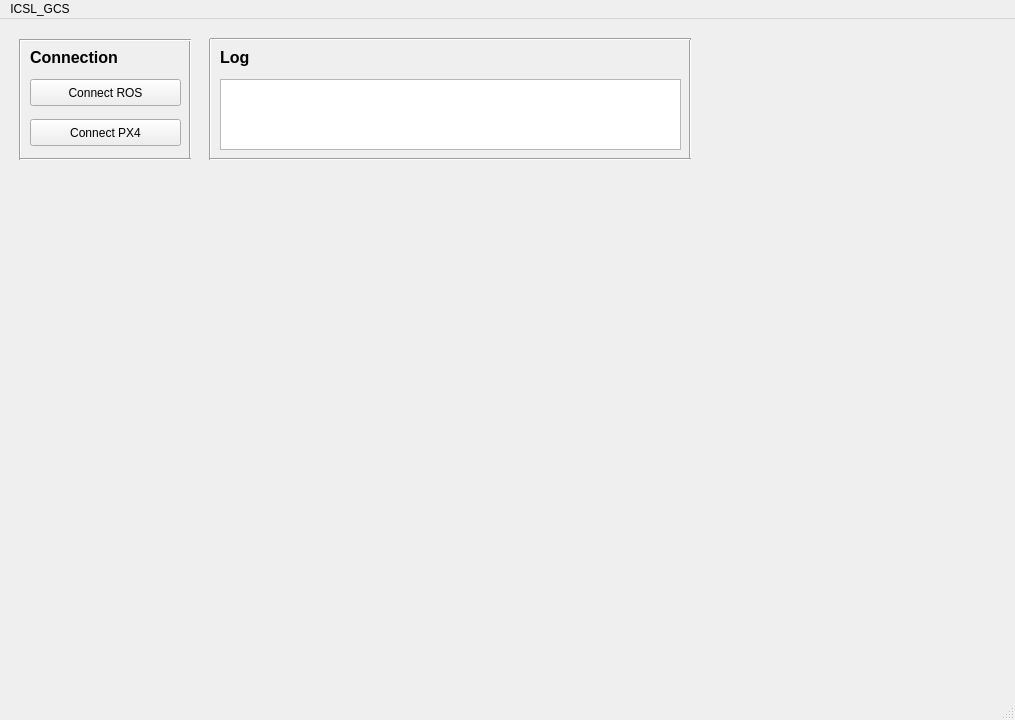
This is ui/icsl_gcs.ui in Clark-Youngdong-Son/PX4_gcs as Qt 5 draws it before an edit. The edited form follows.
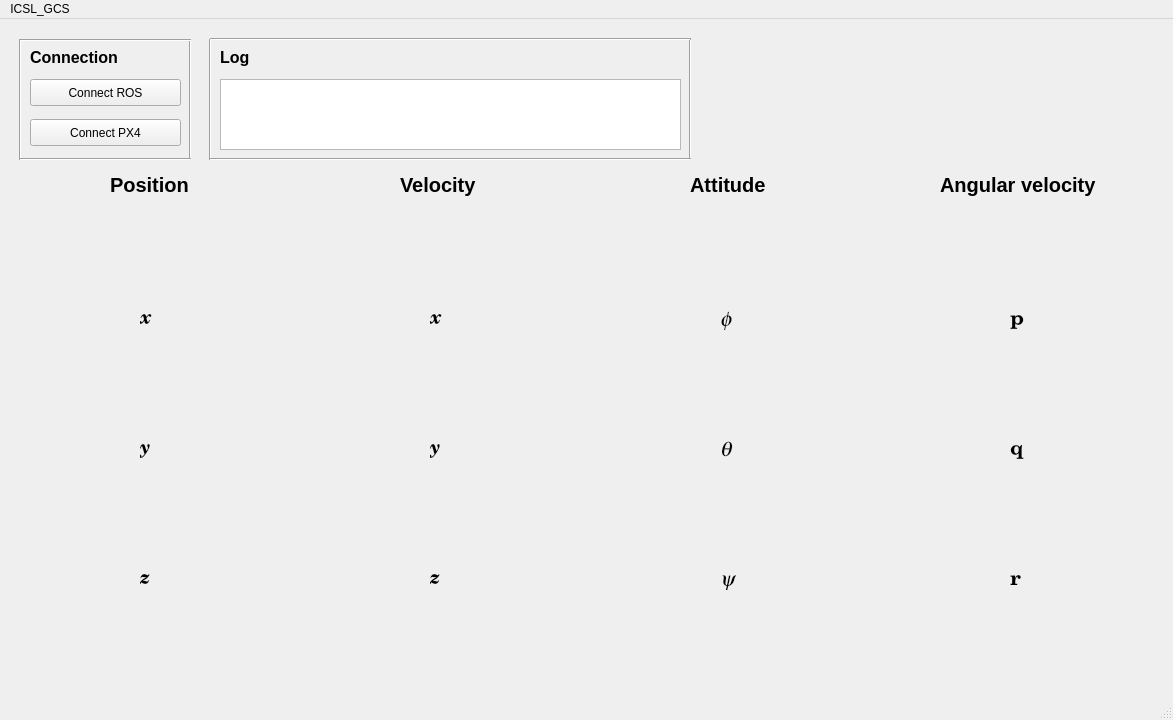
This is the edited form. Custom widgets are drawn as their Qt base class.

Diff of the .ui file:
```diff
--- a/ui/icsl_gcs.ui
+++ b/ui/icsl_gcs.ui
@@ -6,7 +6,7 @@
    <rect>
     <x>0</x>
     <y>0</y>
-    <width>1015</width>
+    <width>1173</width>
     <height>720</height>
    </rect>
   </property>
@@ -194,13 +194,477 @@
      </rect>
     </property>
    </widget>
+   <widget class="QCustomPlot" name="widget_p_x" native="true">
+    <property name="geometry">
+     <rect>
+      <x>20</x>
+      <y>190</y>
+      <width>261</width>
+      <height>101</height>
+     </rect>
+    </property>
+   </widget>
+   <widget class="QCustomPlot" name="widget_p_y" native="true">
+    <property name="geometry">
+     <rect>
+      <x>20</x>
+      <y>320</y>
+      <width>261</width>
+      <height>101</height>
+     </rect>
+    </property>
+   </widget>
+   <widget class="QCustomPlot" name="widget_p_z" native="true">
+    <property name="geometry">
+     <rect>
+      <x>20</x>
+      <y>450</y>
+      <width>261</width>
+      <height>101</height>
+     </rect>
+    </property>
+   </widget>
+   <widget class="QLabel" name="label_3">
+    <property name="geometry">
+     <rect>
+      <x>140</x>
+      <y>290</y>
+      <width>16</width>
+      <height>21</height>
+     </rect>
+    </property>
+    <property name="font">
+     <font>
+      <family>Century Schoolbook L</family>
+      <pointsize>15</pointsize>
+      <weight>75</weight>
+      <italic>true</italic>
+      <bold>true</bold>
+     </font>
+    </property>
+    <property name="text">
+     <string>x</string>
+    </property>
+   </widget>
+   <widget class="QLabel" name="label_4">
+    <property name="geometry">
+     <rect>
+      <x>140</x>
+      <y>420</y>
+      <width>16</width>
+      <height>21</height>
+     </rect>
+    </property>
+    <property name="font">
+     <font>
+      <family>Century Schoolbook L</family>
+      <pointsize>15</pointsize>
+      <weight>75</weight>
+      <italic>true</italic>
+      <bold>true</bold>
+     </font>
+    </property>
+    <property name="text">
+     <string>y</string>
+    </property>
+   </widget>
+   <widget class="QLabel" name="label_5">
+    <property name="geometry">
+     <rect>
+      <x>140</x>
+      <y>550</y>
+      <width>16</width>
+      <height>21</height>
+     </rect>
+    </property>
+    <property name="font">
+     <font>
+      <family>Century Schoolbook L</family>
+      <pointsize>15</pointsize>
+      <weight>75</weight>
+      <italic>true</italic>
+      <bold>true</bold>
+     </font>
+    </property>
+    <property name="text">
+     <string>z</string>
+    </property>
+   </widget>
+   <widget class="QLabel" name="label_6">
+    <property name="geometry">
+     <rect>
+      <x>110</x>
+      <y>150</y>
+      <width>81</width>
+      <height>31</height>
+     </rect>
+    </property>
+    <property name="font">
+     <font>
+      <pointsize>15</pointsize>
+      <weight>75</weight>
+      <bold>true</bold>
+     </font>
+    </property>
+    <property name="text">
+     <string>Position</string>
+    </property>
+   </widget>
+   <widget class="QCustomPlot" name="widget_v_x" native="true">
+    <property name="geometry">
+     <rect>
+      <x>310</x>
+      <y>190</y>
+      <width>261</width>
+      <height>101</height>
+     </rect>
+    </property>
+   </widget>
+   <widget class="QCustomPlot" name="widget_v_z" native="true">
+    <property name="geometry">
+     <rect>
+      <x>310</x>
+      <y>450</y>
+      <width>261</width>
+      <height>101</height>
+     </rect>
+    </property>
+   </widget>
+   <widget class="QCustomPlot" name="widget_v_y" native="true">
+    <property name="geometry">
+     <rect>
+      <x>310</x>
+      <y>320</y>
+      <width>261</width>
+      <height>101</height>
+     </rect>
+    </property>
+   </widget>
+   <widget class="QLabel" name="label_7">
+    <property name="geometry">
+     <rect>
+      <x>430</x>
+      <y>290</y>
+      <width>16</width>
+      <height>21</height>
+     </rect>
+    </property>
+    <property name="font">
+     <font>
+      <family>Century Schoolbook L</family>
+      <pointsize>15</pointsize>
+      <weight>75</weight>
+      <italic>true</italic>
+      <bold>true</bold>
+     </font>
+    </property>
+    <property name="text">
+     <string>x</string>
+    </property>
+   </widget>
+   <widget class="QLabel" name="label_8">
+    <property name="geometry">
+     <rect>
+      <x>400</x>
+      <y>150</y>
+      <width>81</width>
+      <height>31</height>
+     </rect>
+    </property>
+    <property name="font">
+     <font>
+      <pointsize>15</pointsize>
+      <weight>75</weight>
+      <bold>true</bold>
+     </font>
+    </property>
+    <property name="text">
+     <string>Velocity</string>
+    </property>
+   </widget>
+   <widget class="QLabel" name="label_9">
+    <property name="geometry">
+     <rect>
+      <x>430</x>
+      <y>550</y>
+      <width>16</width>
+      <height>21</height>
+     </rect>
+    </property>
+    <property name="font">
+     <font>
+      <family>Century Schoolbook L</family>
+      <pointsize>15</pointsize>
+      <weight>75</weight>
+      <italic>true</italic>
+      <bold>true</bold>
+     </font>
+    </property>
+    <property name="text">
+     <string>z</string>
+    </property>
+   </widget>
+   <widget class="QLabel" name="label_10">
+    <property name="geometry">
+     <rect>
+      <x>430</x>
+      <y>420</y>
+      <width>16</width>
+      <height>21</height>
+     </rect>
+    </property>
+    <property name="font">
+     <font>
+      <family>Century Schoolbook L</family>
+      <pointsize>15</pointsize>
+      <weight>75</weight>
+      <italic>true</italic>
+      <bold>true</bold>
+     </font>
+    </property>
+    <property name="text">
+     <string>y</string>
+    </property>
+   </widget>
+   <widget class="QCustomPlot" name="widget_roll" native="true">
+    <property name="geometry">
+     <rect>
+      <x>600</x>
+      <y>190</y>
+      <width>261</width>
+      <height>101</height>
+     </rect>
+    </property>
+   </widget>
+   <widget class="QCustomPlot" name="widget_yaw" native="true">
+    <property name="geometry">
+     <rect>
+      <x>600</x>
+      <y>450</y>
+      <width>261</width>
+      <height>101</height>
+     </rect>
+    </property>
+   </widget>
+   <widget class="QCustomPlot" name="widget_pitch" native="true">
+    <property name="geometry">
+     <rect>
+      <x>600</x>
+      <y>320</y>
+      <width>261</width>
+      <height>101</height>
+     </rect>
+    </property>
+   </widget>
+   <widget class="QLabel" name="label_12">
+    <property name="geometry">
+     <rect>
+      <x>720</x>
+      <y>290</y>
+      <width>16</width>
+      <height>21</height>
+     </rect>
+    </property>
+    <property name="font">
+     <font>
+      <family>Standard Symbols L</family>
+      <pointsize>16</pointsize>
+      <weight>50</weight>
+      <italic>true</italic>
+      <bold>false</bold>
+     </font>
+    </property>
+    <property name="text">
+     <string>f</string>
+    </property>
+   </widget>
+   <widget class="QLabel" name="label_14">
+    <property name="geometry">
+     <rect>
+      <x>690</x>
+      <y>150</y>
+      <width>81</width>
+      <height>31</height>
+     </rect>
+    </property>
+    <property name="font">
+     <font>
+      <pointsize>15</pointsize>
+      <weight>75</weight>
+      <bold>true</bold>
+     </font>
+    </property>
+    <property name="text">
+     <string>Attitude</string>
+    </property>
+   </widget>
+   <widget class="QLabel" name="label_13">
+    <property name="geometry">
+     <rect>
+      <x>720</x>
+      <y>420</y>
+      <width>16</width>
+      <height>21</height>
+     </rect>
+    </property>
+    <property name="font">
+     <font>
+      <family>Standard Symbols L</family>
+      <pointsize>16</pointsize>
+      <weight>50</weight>
+      <italic>true</italic>
+      <bold>false</bold>
+     </font>
+    </property>
+    <property name="text">
+     <string>q</string>
+    </property>
+   </widget>
+   <widget class="QLabel" name="label_15">
+    <property name="geometry">
+     <rect>
+      <x>720</x>
+      <y>550</y>
+      <width>16</width>
+      <height>21</height>
+     </rect>
+    </property>
+    <property name="font">
+     <font>
+      <family>Standard Symbols L</family>
+      <pointsize>16</pointsize>
+      <weight>50</weight>
+      <italic>true</italic>
+      <bold>false</bold>
+     </font>
+    </property>
+    <property name="text">
+     <string>y</string>
+    </property>
+   </widget>
+   <widget class="QLabel" name="label_16">
+    <property name="geometry">
+     <rect>
+      <x>1010</x>
+      <y>290</y>
+      <width>16</width>
+      <height>21</height>
+     </rect>
+    </property>
+    <property name="font">
+     <font>
+      <family>Century Schoolbook L</family>
+      <pointsize>16</pointsize>
+      <weight>75</weight>
+      <italic>false</italic>
+      <bold>true</bold>
+     </font>
+    </property>
+    <property name="text">
+     <string>p</string>
+    </property>
+   </widget>
+   <widget class="QCustomPlot" name="widget_q" native="true">
+    <property name="geometry">
+     <rect>
+      <x>890</x>
+      <y>320</y>
+      <width>261</width>
+      <height>101</height>
+     </rect>
+    </property>
+   </widget>
+   <widget class="QCustomPlot" name="widget_p" native="true">
+    <property name="geometry">
+     <rect>
+      <x>890</x>
+      <y>190</y>
+      <width>261</width>
+      <height>101</height>
+     </rect>
+    </property>
+   </widget>
+   <widget class="QCustomPlot" name="widget_r" native="true">
+    <property name="geometry">
+     <rect>
+      <x>890</x>
+      <y>450</y>
+      <width>261</width>
+      <height>101</height>
+     </rect>
+    </property>
+   </widget>
+   <widget class="QLabel" name="label_17">
+    <property name="geometry">
+     <rect>
+      <x>1010</x>
+      <y>420</y>
+      <width>16</width>
+      <height>21</height>
+     </rect>
+    </property>
+    <property name="font">
+     <font>
+      <family>Century Schoolbook L</family>
+      <pointsize>16</pointsize>
+      <weight>75</weight>
+      <italic>false</italic>
+      <bold>true</bold>
+     </font>
+    </property>
+    <property name="text">
+     <string>q</string>
+    </property>
+   </widget>
+   <widget class="QLabel" name="label_18">
+    <property name="geometry">
+     <rect>
+      <x>1010</x>
+      <y>550</y>
+      <width>16</width>
+      <height>21</height>
+     </rect>
+    </property>
+    <property name="font">
+     <font>
+      <family>Century Schoolbook L</family>
+      <pointsize>16</pointsize>
+      <weight>75</weight>
+      <italic>false</italic>
+      <bold>true</bold>
+     </font>
+    </property>
+    <property name="text">
+     <string>r</string>
+    </property>
+   </widget>
+   <widget class="QLabel" name="label_19">
+    <property name="geometry">
+     <rect>
+      <x>940</x>
+      <y>150</y>
+      <width>161</width>
+      <height>31</height>
+     </rect>
+    </property>
+    <property name="font">
+     <font>
+      <pointsize>15</pointsize>
+      <weight>75</weight>
+      <bold>true</bold>
+     </font>
+    </property>
+    <property name="text">
+     <string>Angular velocity</string>
+    </property>
+   </widget>
   </widget>
   <widget class="QMenuBar" name="menubar">
    <property name="geometry">
     <rect>
      <x>0</x>
      <y>0</y>
-     <width>1015</width>
+     <width>1173</width>
      <height>25</height>
     </rect>
    </property>
@@ -213,6 +677,14 @@
   </widget>
   <widget class="QStatusBar" name="statusbar"/>
  </widget>
+ <customwidgets>
+  <customwidget>
+   <class>QCustomPlot</class>
+   <extends>QWidget</extends>
+   <header location="global">qcustomplot.h</header>
+   <container>1</container>
+  </customwidget>
+ </customwidgets>
  <resources/>
  <connections/>
 </ui>
```
